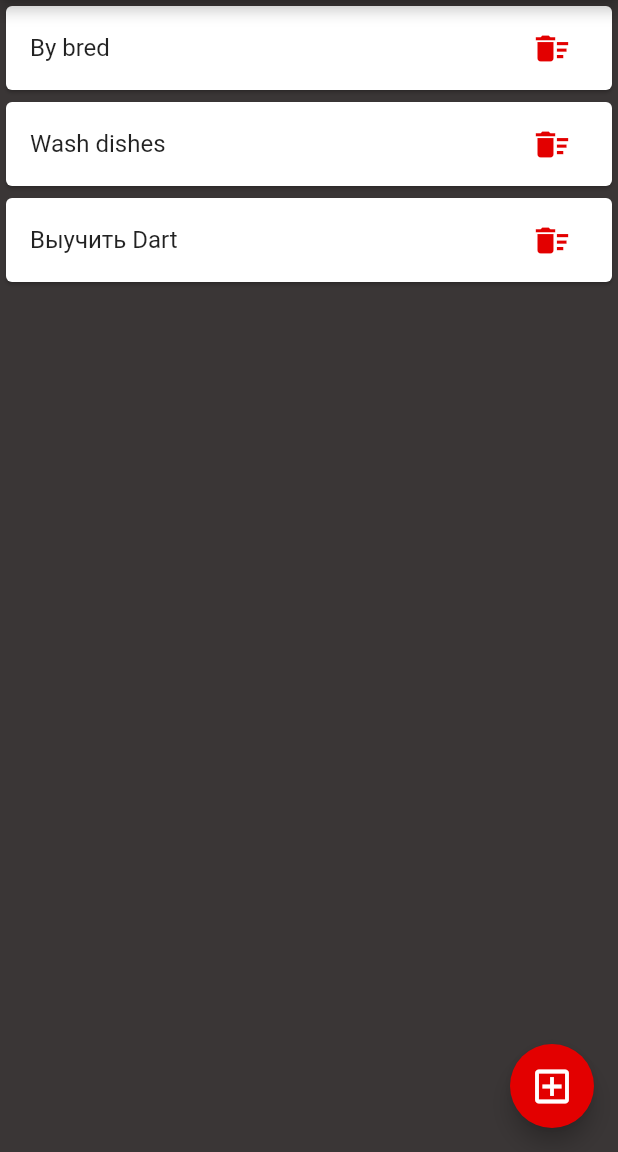
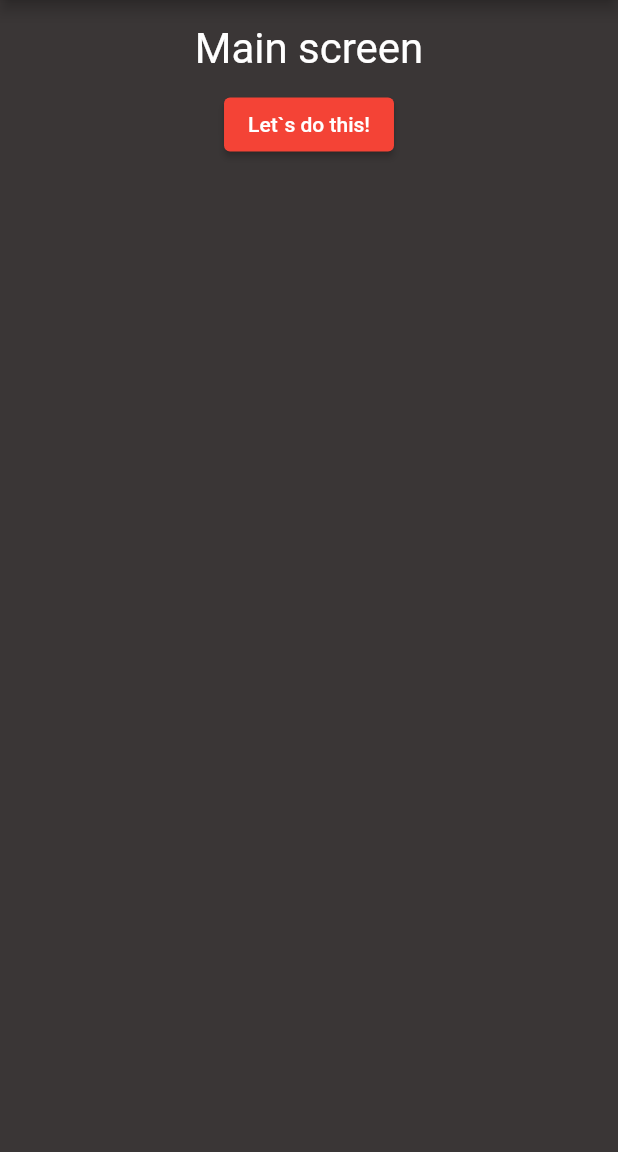
Before and after one commit to CherednychenkoIhor/Devel_flutter, a Flutter app: the screen it shows after launch, on a phone screen of 412 x 824 dp, the part 84-1236 px from its top. Run offline on Flutter 3.47's test engine with Material 2 defaults, Android fonts, the phone set to English and light mode, and no system bars; Roboto replaces fonts that are missing (Times New Roman).

Commit message:
Navigation and application menu

```diff
--- /dev/null
+++ b/lib/pages/main_scrn.dart
@@ -0,0 +1,39 @@
+import 'package:flutter/material.dart';
+import 'package:todo_list/utils/colors.dart';
+import 'package:todo_list/utils/const.dart';
+
+class MainScrn extends StatelessWidget {
+  const MainScrn({Key? key}) : super(key: key);
+
+  @override
+  Widget build(BuildContext context) {
+    return Scaffold(
+        backgroundColor: brovCol,
+        appBar: AppBar(
+          title: Text(brov),
+          centerTitle: true,
+        ),
+        body: Row(
+          mainAxisAlignment: MainAxisAlignment.center,
+          children: [
+            Column(
+              children: [
+                const Padding(padding: EdgeInsets.only(top: 16)),
+                Text(
+                  mainscr,
+                  style: const TextStyle(
+                      fontSize: 28, color: icn, fontFamily: 'Times New Roman'),
+                ),
+                const Padding(padding: EdgeInsets.only(top: 10)),
+                ElevatedButton(
+                    onPressed: () {
+                      Navigator.pushReplacementNamed(context, '/todo');
+                    },
+                    child: Text(maintxt))
+              ],
+            ),
+          ],
+        ));
+  }
+}
+// Navigator.pushNamedAndRemoveUntil(context, '/todo', (route) =>  false);
--- a/lib/utils/const.dart
+++ b/lib/utils/const.dart
@@ -5,6 +5,12 @@ String brov = 'To-do list';
 String adEl = 'Add element';
 String ad = 'Add';
 String close = 'Close';
+String mainscr = 'Main screen';
+String maintxt = 'Let`s do this!';
+String menu = 'Menu';
+String onMainMenu = 'on Main menu';
+String simplMenu = 'Simple menu';
 
 const Icon del = Icon(Icons.delete_sweep, color: osnCol, size: 26);
 const Icon add = Icon(Icons.add_box_outlined, color: icn, size: 30);
+const Icon mainIcn = Icon(Icons.menu_open, color: icn, size: 30);
```
Also changed, not shown: lib/main.dart (+6 -1 lines), lib/pages/home.dart (+23 -1 lines).
